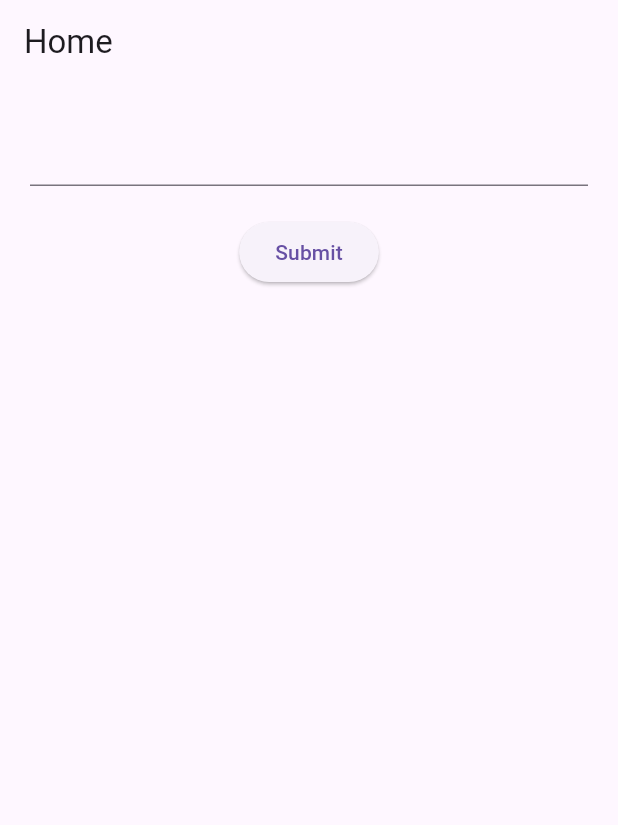
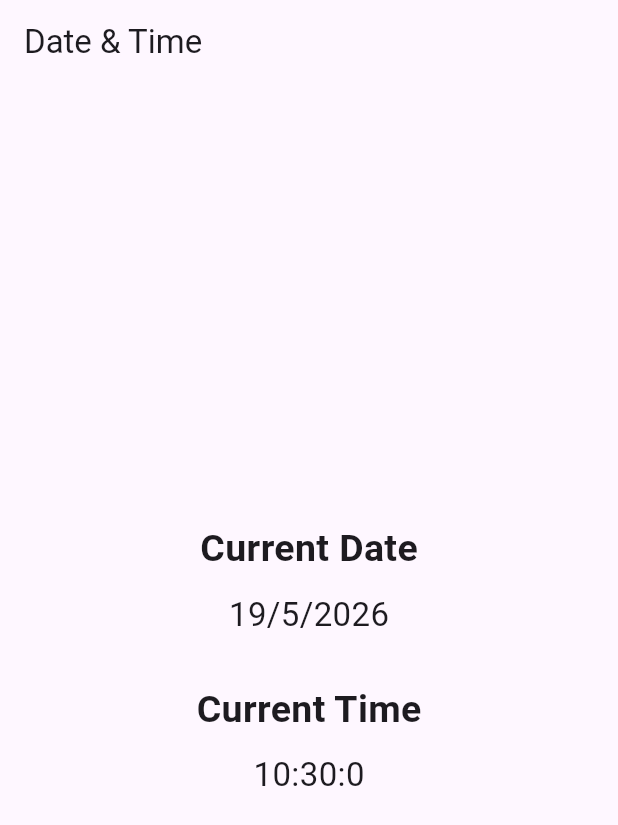
Before and after one commit to KodewithArun/Flutter-Complete-Learning---Arun, a Flutter app: the screen it shows after launch, on a phone screen of 412 x 824 dp. Shown: the top 825 px of the screen. Run offline on Flutter 3.47's test engine with Material 3 defaults, Android fonts, the phone set to English and light mode, and no system bars.

Commit message:
day9: understand about the date and time app

```diff
--- a/lib/screens/home_page.dart
+++ b/lib/screens/home_page.dart
@@ -1,27 +1,47 @@
 import 'package:flutter/material.dart';
 
 class HomePage extends StatelessWidget {
-  HomePage({super.key});
-
-  final TextEditingController controller = TextEditingController();
+  const HomePage({super.key});
 
   @override
   Widget build(BuildContext context) {
+    DateTime now = DateTime.now();
     return Scaffold(
-      appBar: AppBar(title: const Text('Home')),
-      body: Padding(
-        padding: const EdgeInsets.all(20),
+      appBar: AppBar(title: Text("Date & Time")),
+
+      body: Center(
         child: Column(
+          mainAxisAlignment: MainAxisAlignment.center,
+
           children: [
-            TextField(controller: controller),
-            const SizedBox(height: 20),
-            ElevatedButton(
-              onPressed: () {
-                ScaffoldMessenger.of(context).showSnackBar(
-                  SnackBar(content: Text('Hello ${controller.text}')),
-                );
-              },
-              child: const Text('Submit'),
+            Text(
+              "Current Date",
+
+              style: TextStyle(fontSize: 25, fontWeight: FontWeight.bold),
+            ),
+
+            SizedBox(height: 10),
+
+            Text(
+              "${now.day}/${now.month}/${now.year}",
+
+              style: TextStyle(fontSize: 22),
+            ),
+
+            SizedBox(height: 30),
+
+            Text(
+              "Current Time",
+
+              style: TextStyle(fontSize: 25, fontWeight: FontWeight.bold),
+            ),
+
+            SizedBox(height: 10),
+
+            Text(
+              "${now.hour}:${now.minute}:${now.second}",
+
+              style: TextStyle(fontSize: 22),
             ),
           ],
         ),
```
